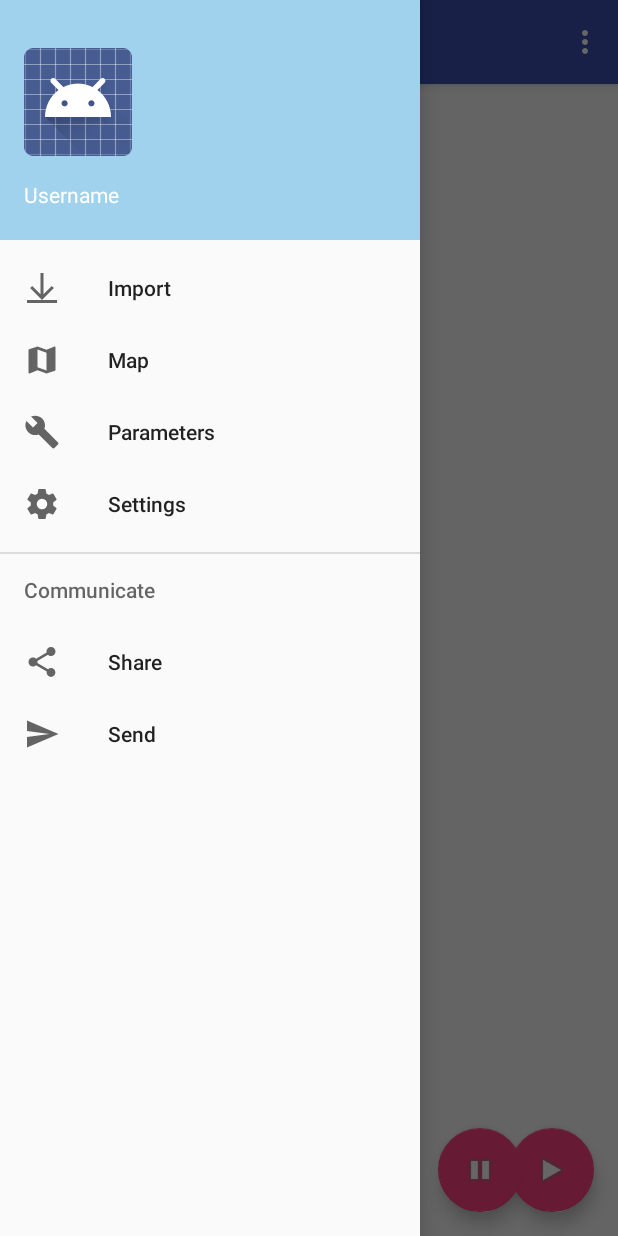
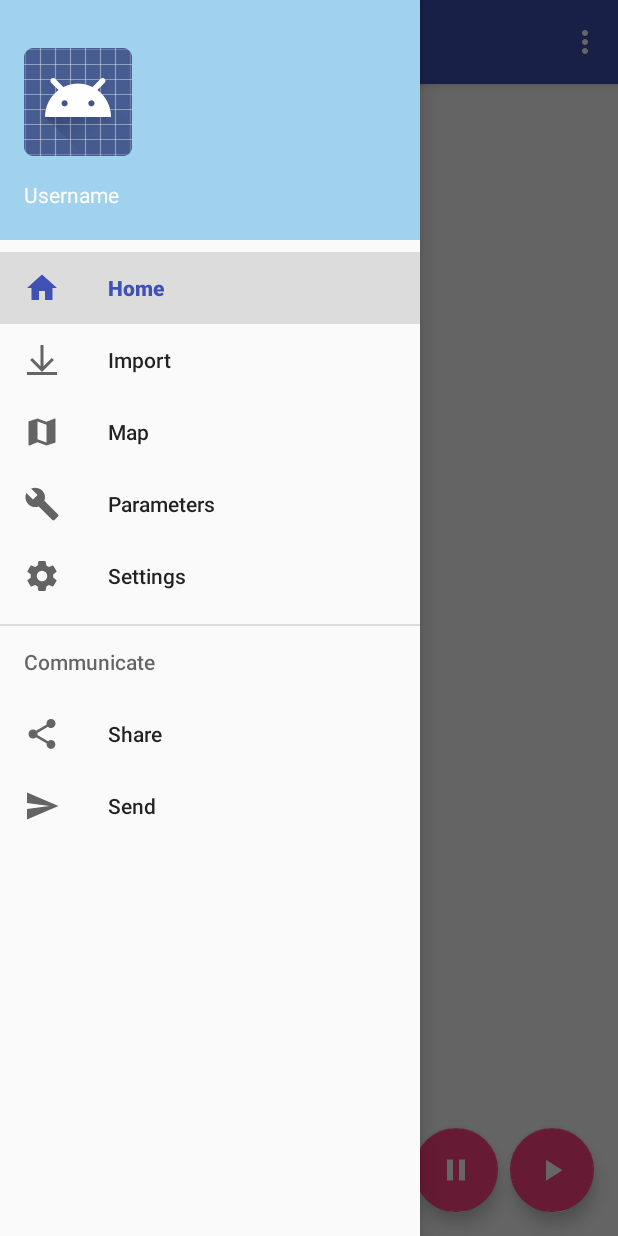
Before and after one commit to Dziurson/Calories_Calculator, an Android app: the screen it shows after launch (MainActivity), with the side drawer open, on a phone screen of 412 x 824 dp. Run offline under Robolectric (Android 15) with nearby library versions, the phone set to English and light mode, and no system bars.

Commit message:
Fixed wrong icons for start/stop and pause/resume buttons.

```diff
--- a/app/src/main/java/pl/edu/agh/student/calcalc/CaloriesCalculatorTimer.java
+++ b/app/src/main/java/pl/edu/agh/student/calcalc/CaloriesCalculatorTimer.java
@@ -1,5 +1,6 @@
 package pl.edu.agh.student.calcalc;
 
+import android.support.annotation.NonNull;
 import android.widget.TextView;
 import java.text.SimpleDateFormat;
 import java.util.Date;
@@ -22,7 +23,7 @@ public class CaloriesCalculatorTimer {
     private final TextView textViewToUpdate;
 
 
-    CaloriesCalculatorTimer(final TextView textViewToUpdate) {
+    CaloriesCalculatorTimer(@NonNull final TextView textViewToUpdate) {
         this.textViewToUpdate = textViewToUpdate;
         isStarted = false;
     }
--- a/app/src/main/java/pl/edu/agh/student/calcalc/MainActivity.java
+++ b/app/src/main/java/pl/edu/agh/student/calcalc/MainActivity.java
@@ -44,6 +44,7 @@ public class MainActivity extends AppCompatActivity
         toggle.syncState();
 
         NavigationView navigationView = (NavigationView) findViewById(R.id.nav_view);
+        navigationView.setCheckedItem(R.id.dmi_home);
         navigationView.setNavigationItemSelectedListener(this);
     }
 
@@ -85,17 +86,17 @@ public class MainActivity extends AppCompatActivity
         // Handle navigation view item clicks here.
         int id = item.getItemId();
 
-        if (id == R.id.nav_camera) {
-            // Handle the camera action
-        } else if (id == R.id.nav_gallery) {
+        if (id == R.id.dmi_home) {
 
-        } else if (id == R.id.nav_slideshow) {
+        } else if (id == R.id.dmi_map) {
 
-        } else if (id == R.id.nav_manage) {
+        } else if (id == R.id.dmi_parameters) {
 
-        } else if (id == R.id.nav_share) {
+        } else if (id == R.id.dmi_settings) {
 
-        } else if (id == R.id.nav_send) {
+        } else if (id == R.id.dmi_share) {
+
+        } else if (id == R.id.dmi_send) {
 
         }
 
@@ -108,14 +109,17 @@ public class MainActivity extends AppCompatActivity
         fabRun.setOnClickListener(new View.OnClickListener() {
             @Override
             public void onClick(View view) {
-                String test = (cctTimer.isStarted()) ? "TRUE" : "FALSE";
-                Snackbar.make(view, test, Snackbar.LENGTH_LONG)
-                        .setAction("Action", null).show();
                 if (cctTimer.isStarted()){
                     cctTimer.stop();
+                    Snackbar.make(view, R.string.tracking_finished, Snackbar.LENGTH_SHORT).show();
+                    fabRun.setImageResource(R.drawable.ic_icon_start);
+                    fabPause.setImageResource(R.drawable.ic_icon_pause);
+                    txvTimer.setText(R.string.default_timer_value);
                 }
                 else{
                     cctTimer.start();
+                    Snackbar.make(view, R.string.tracking_started, Snackbar.LENGTH_SHORT).show();
+                    fabRun.setImageResource(R.drawable.ic_icon_stop);
                 }
             }
 
@@ -127,9 +131,13 @@ public class MainActivity extends AppCompatActivity
                 if(cctTimer.isStarted()) {
                     if(cctTimer.isPaused()) {
                         cctTimer.resume();
+                        Snackbar.make(view, R.string.tracking_resumed, Snackbar.LENGTH_SHORT).show();
+                        fabPause.setImageResource(R.drawable.ic_icon_pause);
                     }
                     else {
                         cctTimer.pause();
+                        Snackbar.make(view, R.string.tracking_paused, Snackbar.LENGTH_SHORT).show();
+                        fabPause.setImageResource(R.drawable.ic_icon_start);
                     }
                 }
             }
--- /dev/null
+++ b/app/src/main/res/drawable/ic_icon_pause.xml
@@ -0,0 +1,7 @@
+<vector xmlns:android="http://schemas.android.com/apk/res/android"
+    android:height="24dp"
+    android:width="24dp"
+    android:viewportWidth="24"
+    android:viewportHeight="24">
+    <path android:fillColor="@color/colorWhite" android:pathData="M14,19H18V5H14M6,19H10V5H6V19Z" />
+</vector>
--- /dev/null
+++ b/app/src/main/res/drawable/ic_icon_start.xml
@@ -0,0 +1,7 @@
+<vector xmlns:android="http://schemas.android.com/apk/res/android"
+    android:height="24dp"
+    android:width="24dp"
+    android:viewportWidth="24"
+    android:viewportHeight="24">
+    <path android:fillColor="@color/colorWhite" android:pathData="M8,5.14V19.14L19,12.14L8,5.14Z" />
+</vector>
--- /dev/null
+++ b/app/src/main/res/drawable/ic_icon_stop.xml
@@ -0,0 +1,7 @@
+<vector xmlns:android="http://schemas.android.com/apk/res/android"
+    android:height="24dp"
+    android:width="24dp"
+    android:viewportWidth="24"
+    android:viewportHeight="24">
+    <path android:fillColor="@color/colorWhite" android:pathData="M18,18H6V6H18V18Z" />
+</vector>
--- /dev/null
+++ b/app/src/main/res/drawable/ic_menu_home.xml
@@ -0,0 +1,7 @@
+<vector xmlns:android="http://schemas.android.com/apk/res/android"
+    android:height="24dp"
+    android:width="24dp"
+    android:viewportWidth="24"
+    android:viewportHeight="24">
+    <path android:fillColor="#000" android:pathData="M10,20V14H14V20H19V12H22L12,3L2,12H5V20H10Z" />
+</vector>
--- a/app/src/main/res/layout/app_bar_main.xml
+++ b/app/src/main/res/layout/app_bar_main.xml
@@ -26,16 +26,16 @@
         android:layout_height="wrap_content"
         android:layout_gravity="bottom|end"
         android:layout_margin="@dimen/fab_margin"
-        app:srcCompat="@android:drawable/ic_media_play" />
+        app:srcCompat="@drawable/ic_icon_start" />
 
     <android.support.design.widget.FloatingActionButton
         android:id="@+id/fabPause"
         android:layout_width="wrap_content"
         android:layout_height="wrap_content"
         android:layout_gravity="bottom|end"
-        android:layout_marginEnd="64dp"
+        android:layout_marginEnd="80dp"
         android:layout_marginBottom="16dp"
-        app:srcCompat="@android:drawable/ic_media_pause" />
+        app:srcCompat="@drawable/ic_icon_pause" />
 
     <include layout="@layout/content_main" />
 
--- a/app/src/main/res/menu/activity_main_drawer.xml
+++ b/app/src/main/res/menu/activity_main_drawer.xml
@@ -3,33 +3,37 @@
 
     <group android:checkableBehavior="single">
         <item
-            android:id="@+id/nav_camera"
+            android:id="@+id/dmi_home"
+            android:icon="@drawable/ic_menu_home"
+            android:title="@string/dmi_home_label"/>
+        <item
+            android:id="@+id/dmi_import_file"
             android:icon="@drawable/ic_menu_import_file"
-            android:title="Import" />
+            android:title="@string/dmi_import_file_label" />
         <item
-            android:id="@+id/nav_gallery"
+            android:id="@+id/dmi_map"
             android:icon="@drawable/ic_menu_map"
-            android:title="Map" />
+            android:title="@string/dmi_map_label" />
         <item
-            android:id="@+id/nav_slideshow"
+            android:id="@+id/dmi_parameters"
             android:icon="@drawable/ic_menu_parameters"
-            android:title="Parameters" />
+            android:title="@string/dmi_parameters_label" />
         <item
-            android:id="@+id/nav_manage"
+            android:id="@+id/dmi_settings"
             android:icon="@drawable/ic_menu_settings"
-            android:title="Settings" />
+            android:title="@string/dmi_settings_label" />
     </group>
 
     <item android:title="Communicate">
         <menu>
             <item
-                android:id="@+id/nav_share"
+                android:id="@+id/dmi_share"
                 android:icon="@drawable/ic_menu_share"
-                android:title="Share" />
+                android:title="@string/dmi_share_label" />
             <item
-                android:id="@+id/nav_send"
+                android:id="@+id/dmi_send"
                 android:icon="@drawable/ic_menu_send"
-                android:title="Send" />
+                android:title="@string/dmi_send_label" />
         </menu>
     </item>
 
--- /dev/null
+++ b/app/src/main/res/values/menu_strings.xml
@@ -0,0 +1,9 @@
+<resources>
+    <string name="dmi_home_label">Home</string>
+    <string name="dmi_import_file_label">Import</string>
+    <string name="dmi_map_label">Map</string>
+    <string name="dmi_parameters_label">Parameters</string>
+    <string name="dmi_settings_label">Settings</string>
+    <string name="dmi_share_label">Share</string>
+    <string name="dmi_send_label">Send</string>
+</resources>
--- a/app/src/main/res/values/strings.xml
+++ b/app/src/main/res/values/strings.xml
@@ -5,4 +5,9 @@
     <string name="action_settings">Settings</string>
     <string name="timer_label">Time</string>
     <string name="default_timer_value">00:00:00.000</string>
+    <string name="tracking_started">Tracking Started</string>
+    <string name="tracking_finished">Tracking Finished</string>
+    <string name="tracking_paused">Tracking Paused</string>
+    <string name="tracking_resumed">Tracking Resumed</string>
+
 </resources>
```
